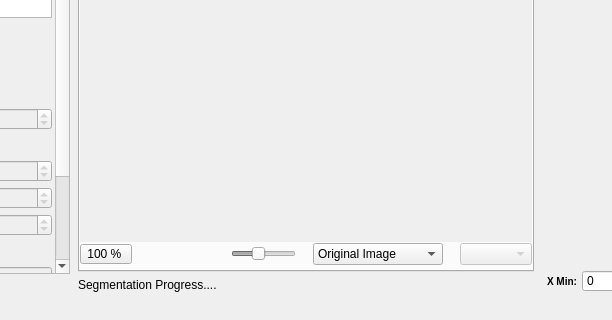
Before: the Qt Designer form Code/EmMpmGui/UI_Files/EmMpmGui.ui in BlueQuartzSoftware/EMMPMWorkbench, drawn with Qt 5; both pictures show x 366 to 978 and y 496 to 816 of the 1160 by 816 pixel window.
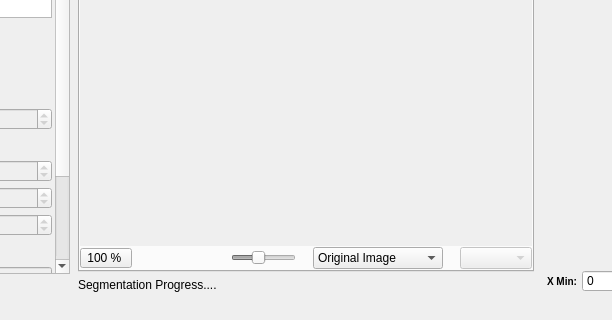
After: the same form once the commit is applied. The open tabs and pages were chosen to show the change. Icons and pictures are not drawn. Custom widgets are drawn as their Qt base class.

What changed in the file:
```diff
--- a/Code/EmMpmGui/UI_Files/EmMpmGui.ui
+++ b/Code/EmMpmGui/UI_Files/EmMpmGui.ui
@@ -581,7 +581,7 @@
          <number>0</number>
         </property>
         <property name="bottomMargin">
-         <number>4</number>
+         <number>0</number>
         </property>
         <item>
          <widget class="QFrame" name="frame_2">
```
Left out of the diff: 4 changed lines with no effect on the pictures.
